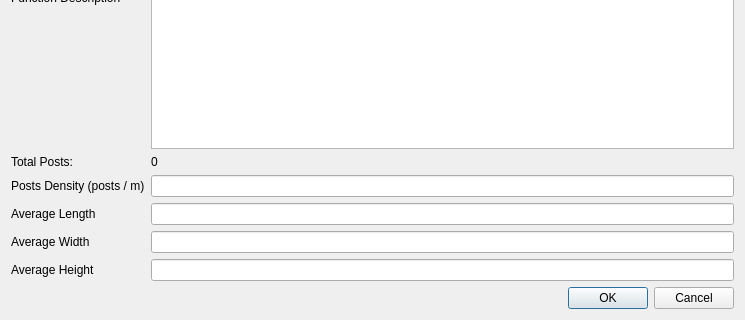
Riverscapes/QRiS, file src/ui/structure_type_dialog.ui: the form before one commit; both pictures show x 0 to 745 and y 249 to 569 of the 745 by 569 pixel window.
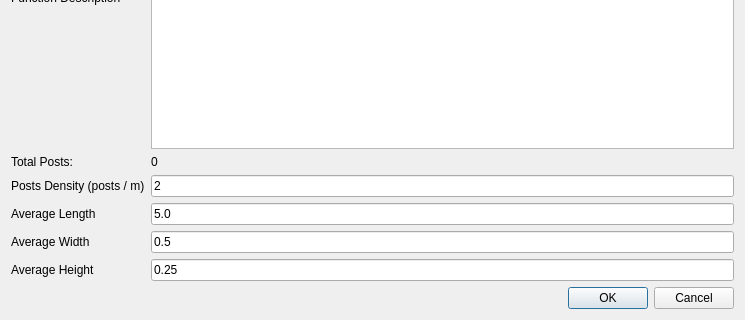
The form after the commit. Icons and pictures are not drawn.

Commit message: Adds post estimate

What changed in the file:
```diff
--- a/src/ui/structure_type_dialog.ui
+++ b/src/ui/structure_type_dialog.ui
@@ -66,7 +66,11 @@
     </widget>
    </item>
    <item row="6" column="1">
-    <widget class="QLineEdit" name="lineEdit_post_spacing"/>
+    <widget class="QLineEdit" name="lineEdit_post_spacing">
+     <property name="text">
+      <string>2</string>
+     </property>
+    </widget>
    </item>
    <item row="7" column="0">
     <widget class="QLabel" name="label_8">
@@ -76,7 +80,11 @@
     </widget>
    </item>
    <item row="7" column="1">
-    <widget class="QLineEdit" name="lineEdit_average_length"/>
+    <widget class="QLineEdit" name="lineEdit_average_length">
+     <property name="text">
+      <string>5.0</string>
+     </property>
+    </widget>
    </item>
    <item row="8" column="0">
     <widget class="QLabel" name="label_4">
@@ -86,7 +94,11 @@
     </widget>
    </item>
    <item row="8" column="1">
-    <widget class="QLineEdit" name="lineEdit_average_width"/>
+    <widget class="QLineEdit" name="lineEdit_average_width">
+     <property name="text">
+      <string>0.5</string>
+     </property>
+    </widget>
    </item>
    <item row="11" column="1">
     <widget class="QDialogButtonBox" name="buttonBox">
@@ -106,7 +118,11 @@
     </widget>
    </item>
    <item row="9" column="1">
-    <widget class="QLineEdit" name="lineEdit_average_height"/>
+    <widget class="QLineEdit" name="lineEdit_average_height">
+     <property name="text">
+      <string>0.25</string>
+     </property>
+    </widget>
    </item>
    <item row="5" column="0">
     <widget class="QLabel" name="label_10">
```
The commit also changes 2 other files.
